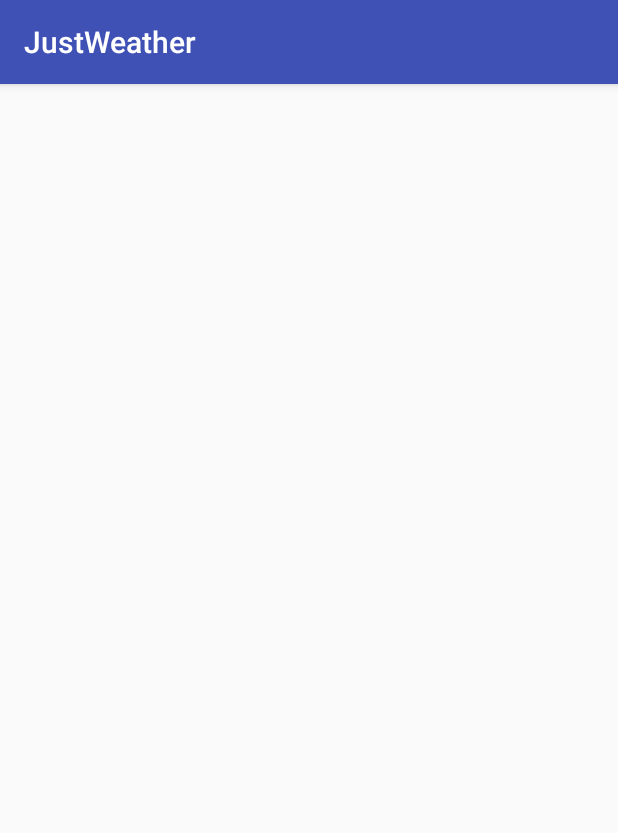
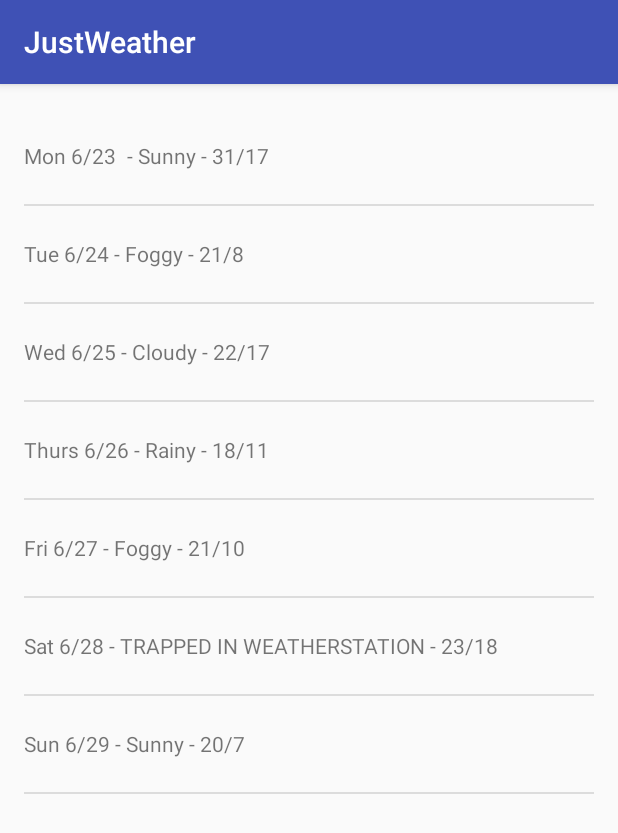
Before and after one commit to solandmedotru/JustWeather, an Android app: the screen it shows after launch (MainActivity), on a phone screen of 412 x 824 dp. Shown: the top 833 px of the screen. Run offline under Robolectric (Android 15) with nearby library versions, the phone set to English and light mode, and no system bars.

Commit message:
created test date for list forecast

```diff
--- a/app/src/main/java/ru/solandme/justweather/MainActivity.java
+++ b/app/src/main/java/ru/solandme/justweather/MainActivity.java
@@ -6,6 +6,11 @@ import android.os.Bundle;
 import android.view.LayoutInflater;
 import android.view.View;
 import android.view.ViewGroup;
+import android.widget.ArrayAdapter;
+import android.widget.ListView;
+
+import java.util.ArrayList;
+import java.util.Arrays;
 
 public class MainActivity extends AppCompatActivity {
 
@@ -22,6 +27,8 @@ public class MainActivity extends AppCompatActivity {
 
 
     public static class PlaceholderFragment extends Fragment {
+        ArrayAdapter<String> forecastAdapter;
+        ListView listView;
 
         public PlaceholderFragment() {
         }
@@ -30,6 +37,28 @@ public class MainActivity extends AppCompatActivity {
         public View onCreateView(LayoutInflater inflater, ViewGroup container,
                                  Bundle savedInstanceState) {
             View rootView = inflater.inflate(R.layout.fragment_main, container, false);
+
+            // Create some dummy data for the ListView.  Here's a sample weekly forecast
+            String[] data = {
+                    "Mon 6/23 - Sunny - 31/17",
+                    "Tue 6/24 - Foggy - 21/8",
+                    "Wed 6/25 - Cloudy - 22/17",
+                    "Thurs 6/26 - Rainy - 18/11",
+                    "Fri 6/27 - Foggy - 21/10",
+                    "Sat 6/28 - TRAPPED IN WEATHERSTATION - 23/18",
+                    "Sun 6/29 - Sunny - 20/7"
+            };
+            ArrayList<String> weekForecast = new ArrayList<>(Arrays.asList(data));
+
+
+            forecastAdapter = new ArrayAdapter<>(
+                    getActivity(),
+                    R.layout.list_item_forecast,
+                    R.id.list_item_forecast_textview,
+                    weekForecast);
+
+            listView = (ListView) rootView.findViewById(R.id.listview_forecast);
+            listView.setAdapter(forecastAdapter);
             return rootView;
         }
     }
--- a/app/src/main/res/layout/fragment_main.xml
+++ b/app/src/main/res/layout/fragment_main.xml
@@ -1,12 +1,17 @@
-<RelativeLayout xmlns:android="http://schemas.android.com/apk/res/android"
+<FrameLayout xmlns:android="http://schemas.android.com/apk/res/android"
     xmlns:tools="http://schemas.android.com/tools"
     android:layout_width="match_parent"
     android:layout_height="match_parent"
-    android:paddingBottom="@dimen/activity_vertical_margin"
     android:paddingLeft="@dimen/activity_horizontal_margin"
     android:paddingRight="@dimen/activity_horizontal_margin"
     android:paddingTop="@dimen/activity_vertical_margin"
+    android:paddingBottom="@dimen/activity_vertical_margin"
     tools:context=".MainActivity$PlaceholderFragment">
 
 
-</RelativeLayout>
+    <ListView
+        android:id="@+id/listview_forecast"
+        android:layout_width="match_parent"
+        android:layout_height="match_parent" />
+
+</FrameLayout>
```
